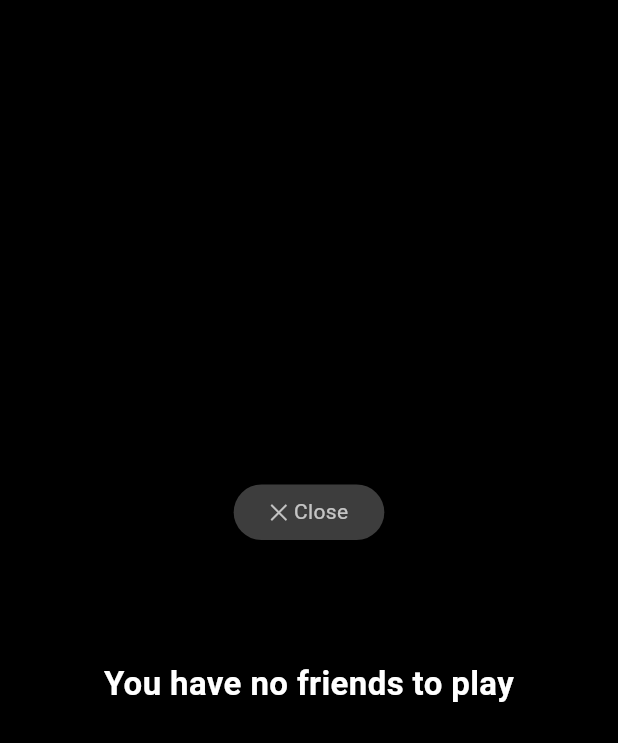
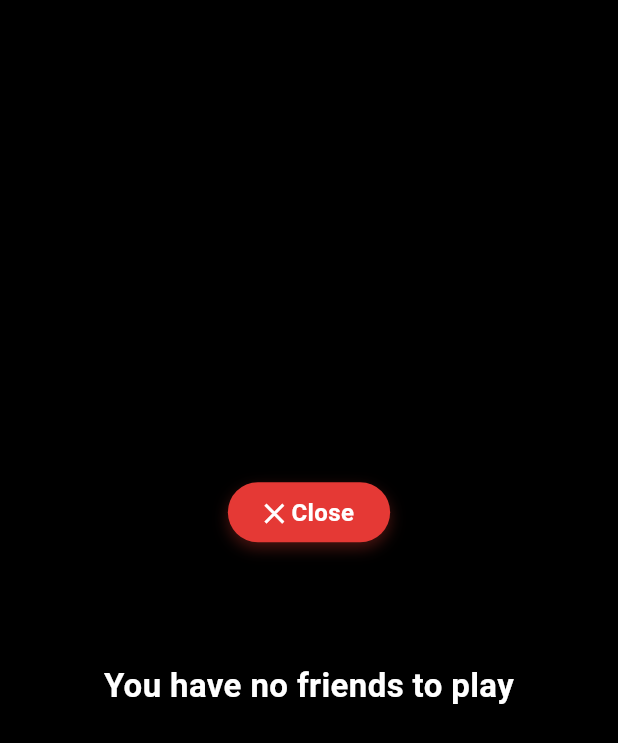
Before and after one commit to Babar-Meet/Ludo-With-Friends, a Flutter app: the MemeScreen screen opened directly, on a phone screen of 412 x 824 dp. Shown: the top 743 px of the screen. Run offline on Flutter 3.47's test engine with Material 3 defaults, Android fonts, the phone set to English and light mode, and no system bars; our stand-ins replace audioplayers, flutter_colorpicker, video_player.

Commit message:
UI/UX Enhancements: Dynamic Animation Durations, Layout Fixes & Meme Screen Polish
- game_screen: Fixed inverted UI corner layout for top players (Player 1 and 2).

- game_screen: Enlarged hit target size for player settings button to fix misclicks.

- game_screen & game_state: Replaced arbitrary 1.2s delay for captures and leaving home with exact dynamic calculations based on cell grid distances.

- hopping_token_widget & ludo_board_widget: Token flight animation duration scales dynamically with exact pixel distance matching UI locks perfectly.

- meme_screen: Added 1.5s reading time after typing finishes, smooth text slide up animation, delayed video fade-in, and highlighted red close button.

```diff
--- a/lib/screens/meme_screen.dart
+++ b/lib/screens/meme_screen.dart
@@ -16,6 +16,7 @@ class _MemeScreenState extends State<MemeScreen>
   late Animation<double> _fadeAnim;
   final _text = 'You have no friends to play with 😢';
   var _visibleChars = 0;
+  var _showVideoSpace = false;
   var _showVideo = false;
 
   @override
@@ -38,10 +39,19 @@ class _MemeScreenState extends State<MemeScreen>
     Timer.periodic(const Duration(milliseconds: 70), (timer) {
       if (_visibleChars >= _text.length) {
         timer.cancel();
-        Future.delayed(const Duration(milliseconds: 200), () {
+        // Give user time to read the text
+        Future.delayed(const Duration(milliseconds: 1500), () {
+          if (!mounted) return;
+          // 1. Expand the space (slides text up)
+          setState(() => _showVideoSpace = true);
+
+          // 2. Wait for slide to finish, then fade in and play video
+          Future.delayed(const Duration(milliseconds: 800), () {
+            if (!mounted) return;
             setState(() => _showVideo = true);
             _fadeController.forward();
             _controller.play();
+          });
         });
         return;
       }
@@ -73,12 +83,15 @@ class _MemeScreenState extends State<MemeScreen>
                 child: Container(
                   padding: const EdgeInsets.symmetric(horizontal: 24, vertical: 8),
                   decoration: BoxDecoration(
-                    color: Colors.white24,
+                    color: Colors.red.shade600,
                     borderRadius: BorderRadius.circular(20),
+                    boxShadow: [
+                      BoxShadow(color: Colors.red.withValues(alpha: 0.3), blurRadius: 8, offset: const Offset(0, 4))
+                    ],
                   ),
                   child: const Text(
                     '✕ Close',
-                    style: TextStyle(color: Colors.white70, fontSize: 14),
+                    style: TextStyle(color: Colors.white, fontSize: 16, fontWeight: FontWeight.bold),
                   ),
                 ),
               ),
@@ -89,7 +102,14 @@ class _MemeScreenState extends State<MemeScreen>
                 textAlign: TextAlign.center,
               ),
               const SizedBox(height: 30),
-              FadeTransition(
+              AnimatedSize(
+                duration: const Duration(milliseconds: 800),
+                curve: Curves.easeInOutCubic,
+                child: _showVideoSpace
+                  ? SizedBox(
+                      width: squareSize,
+                      height: squareSize,
+                      child: FadeTransition(
                         opacity: _fadeAnim,
                         child: _showVideo && _controller.value.isInitialized
                             ? GestureDetector(
@@ -101,8 +121,6 @@ class _MemeScreenState extends State<MemeScreen>
                                   }
                                 },
                                 child: Container(
-                          width: squareSize,
-                          height: squareSize,
                                   decoration: BoxDecoration(
                                     borderRadius: BorderRadius.circular(16),
                                     border: Border.all(color: Colors.white24, width: 2),
@@ -115,8 +133,6 @@ class _MemeScreenState extends State<MemeScreen>
                               )
                             : _showVideo
                                 ? Container(
-                            width: squareSize,
-                            height: squareSize,
                                     decoration: BoxDecoration(
                                       borderRadius: BorderRadius.circular(16),
                                       color: Colors.white12,
@@ -126,6 +142,9 @@ class _MemeScreenState extends State<MemeScreen>
                                   )
                                 : const SizedBox.shrink(),
                       ),
+                    )
+                  : const SizedBox(width: 0, height: 0),
+              ),
             ],
           ),
         ),
```
Also changed, not shown: lib/models/game_state.dart (+20 -0 lines), lib/screens/game_screen.dart (+94 -18 lines), lib/widgets/hopping_token_widget.dart (+12 -5 lines), lib/widgets/ludo_board_widget.dart (+15 -2 lines). Lines whose indentation alone changed are shown as unchanged.
